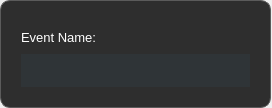
Qt form eventdialog.ui (alvi-khan/Marshal) before a commit.
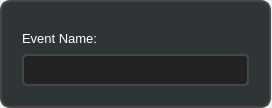
The same form after that commit.

```diff
--- a/eventdialog.ui
+++ b/eventdialog.ui
@@ -34,7 +34,7 @@
   <property name="styleSheet">
    <string notr="true">QFrame
 {
-	border: 1px solid #5B5B5B;
+	border: 1.5px solid rgb(70, 70, 70);
 	border-radius: 10px;
 }</string>
   </property>
@@ -69,7 +69,7 @@
       </font>
      </property>
      <property name="styleSheet">
-      <string notr="true">background-color: rgb(46,46,46);</string>
+      <string notr="true">background-color: rgb(47, 52, 55);</string>
      </property>
      <property name="frameShape">
       <enum>QFrame::NoFrame</enum>
@@ -138,8 +138,9 @@
          </font>
         </property>
         <property name="styleSheet">
-         <string notr="true">border: 0px solid #FFFFFF;
-background-color: rgb(47, 52, 55);
+         <string notr="true">border: 1.5px solid rgb(70, 70, 70);
+border-radius: 5px;
+background-color: rgb(35, 35, 35);
 padding: 5px;
 color: rgb(255, 255, 255);</string>
         </property>
```
